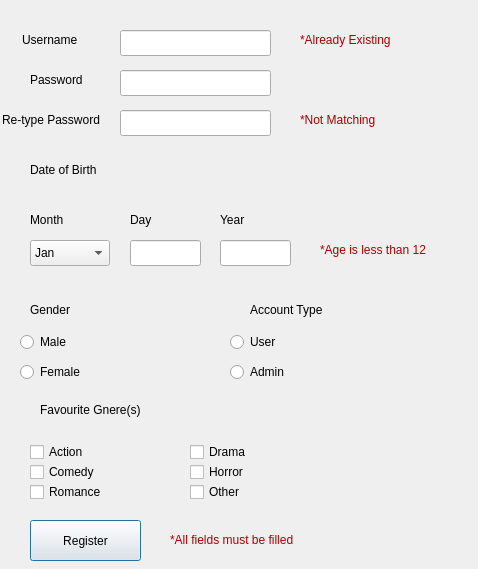
The window that registerwindow.ui (Saif-Hashish/cs2labassignment) describes before a commit, drawn with Qt 5.
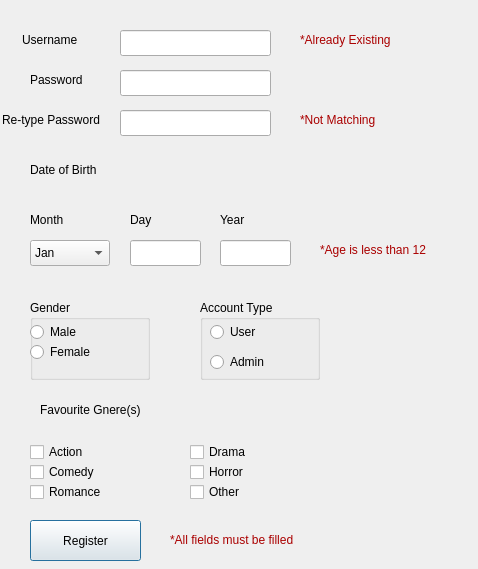
The same window after the commit.

Diff of the .ui file:
```diff
--- a/registerwindow.ui
+++ b/registerwindow.ui
@@ -266,84 +266,6 @@
     <string>&lt;html&gt;&lt;head/&gt;&lt;body&gt;&lt;p&gt;&lt;span style=&quot; color:#aa0000;&quot;&gt;*Age is less than 12&lt;/span&gt;&lt;/p&gt;&lt;/body&gt;&lt;/html&gt;</string>
    </property>
   </widget>
-  <widget class="QLabel" name="label_11">
-   <property name="geometry">
-    <rect>
-     <x>30</x>
-     <y>300</y>
-     <width>63</width>
-     <height>20</height>
-    </rect>
-   </property>
-   <property name="text">
-    <string>Gender</string>
-   </property>
-  </widget>
-  <widget class="QLabel" name="label_12">
-   <property name="geometry">
-    <rect>
-     <x>250</x>
-     <y>300</y>
-     <width>101</width>
-     <height>20</height>
-    </rect>
-   </property>
-   <property name="text">
-    <string>Account Type</string>
-   </property>
-  </widget>
-  <widget class="QRadioButton" name="maleradiobutton">
-   <property name="geometry">
-    <rect>
-     <x>20</x>
-     <y>330</y>
-     <width>110</width>
-     <height>24</height>
-    </rect>
-   </property>
-   <property name="text">
-    <string>Male</string>
-   </property>
-  </widget>
-  <widget class="QRadioButton" name="femalradiobuttom">
-   <property name="geometry">
-    <rect>
-     <x>20</x>
-     <y>360</y>
-     <width>110</width>
-     <height>24</height>
-    </rect>
-   </property>
-   <property name="text">
-    <string>Female</string>
-   </property>
-  </widget>
-  <widget class="QRadioButton" name="userradiobutton">
-   <property name="geometry">
-    <rect>
-     <x>230</x>
-     <y>330</y>
-     <width>110</width>
-     <height>24</height>
-    </rect>
-   </property>
-   <property name="text">
-    <string>User</string>
-   </property>
-  </widget>
-  <widget class="QRadioButton" name="adminradiobutton">
-   <property name="geometry">
-    <rect>
-     <x>230</x>
-     <y>360</y>
-     <width>110</width>
-     <height>24</height>
-    </rect>
-   </property>
-   <property name="text">
-    <string>Admin</string>
-   </property>
-  </widget>
   <widget class="QLabel" name="label_13">
    <property name="geometry">
     <rect>
@@ -461,6 +383,84 @@
     <string>&lt;html&gt;&lt;head/&gt;&lt;body&gt;&lt;p&gt;&lt;span style=&quot; color:#aa0000;&quot;&gt;*All fields must be filled&lt;/span&gt;&lt;/p&gt;&lt;/body&gt;&lt;/html&gt;</string>
    </property>
   </widget>
+  <widget class="QGroupBox" name="groupBox">
+   <property name="geometry">
+    <rect>
+     <x>30</x>
+     <y>300</y>
+     <width>120</width>
+     <height>80</height>
+    </rect>
+   </property>
+   <property name="title">
+    <string>Gender</string>
+   </property>
+   <widget class="QRadioButton" name="maleradiobutton">
+    <property name="geometry">
+     <rect>
+      <x>0</x>
+      <y>20</y>
+      <width>110</width>
+      <height>24</height>
+     </rect>
+    </property>
+    <property name="text">
+     <string>Male</string>
+    </property>
+   </widget>
+   <widget class="QRadioButton" name="femalradiobuttom">
+    <property name="geometry">
+     <rect>
+      <x>0</x>
+      <y>40</y>
+      <width>110</width>
+      <height>24</height>
+     </rect>
+    </property>
+    <property name="text">
+     <string>Female</string>
+    </property>
+   </widget>
+  </widget>
+  <widget class="QGroupBox" name="groupBox_2">
+   <property name="geometry">
+    <rect>
+     <x>200</x>
+     <y>300</y>
+     <width>120</width>
+     <height>80</height>
+    </rect>
+   </property>
+   <property name="title">
+    <string>Account Type</string>
+   </property>
+   <widget class="QRadioButton" name="userradiobutton">
+    <property name="geometry">
+     <rect>
+      <x>10</x>
+      <y>20</y>
+      <width>110</width>
+      <height>24</height>
+     </rect>
+    </property>
+    <property name="text">
+     <string>User</string>
+    </property>
+   </widget>
+   <widget class="QRadioButton" name="adminradiobutton">
+    <property name="geometry">
+     <rect>
+      <x>10</x>
+      <y>50</y>
+      <width>110</width>
+      <height>24</height>
+     </rect>
+    </property>
+    <property name="text">
+     <string>Admin</string>
+    </property>
+   </widget>
+  </widget>
  </widget>
  <resources/>
  <connections/>
```
